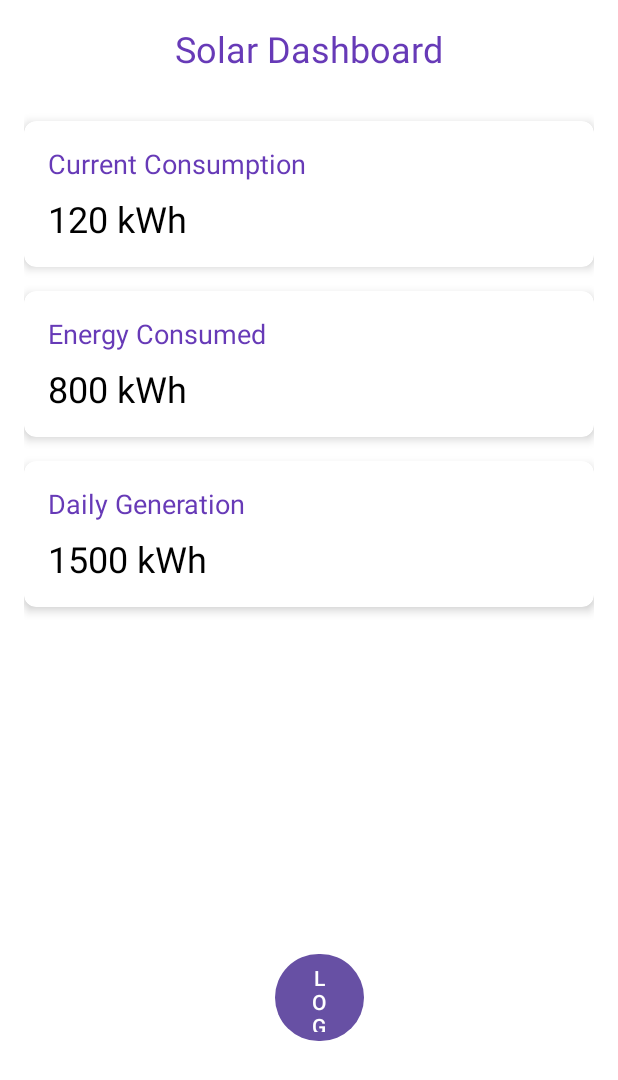
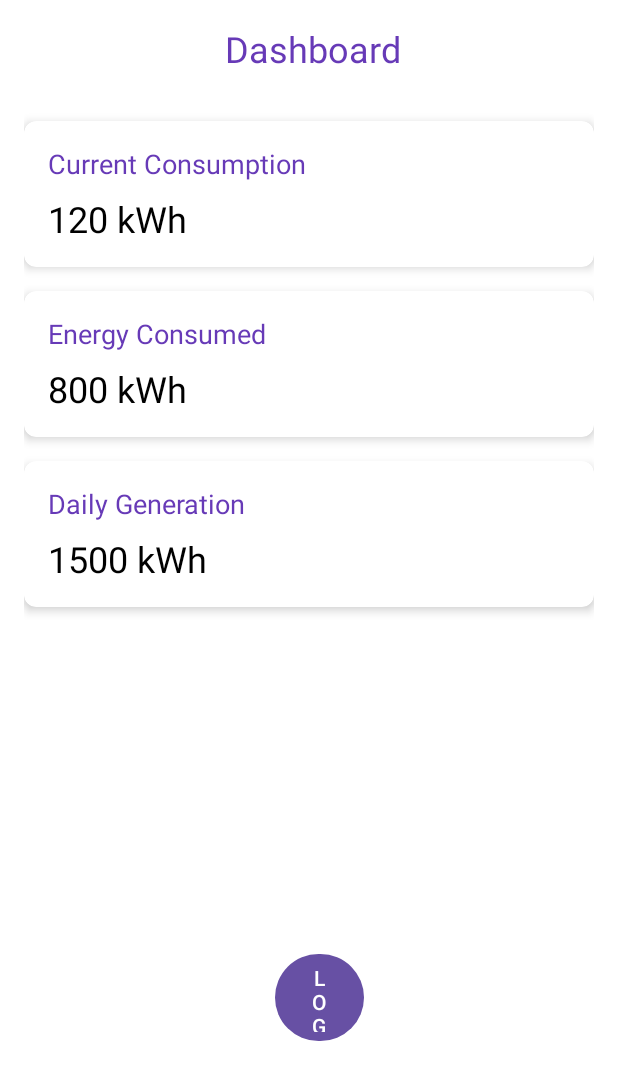
Before and after one commit to kaikamal/FYP, an Android app: the fragment HomeFragment shown on its own in the app's theme, on a phone screen of 412 x 824 dp. Shown: the top 1080 px of the screen. Run offline under Robolectric (Android 15) with nearby library versions, the phone set to English and light mode, and no system bars; our stand-ins replace Firebase (no records; nobody signed in at launch, a user with empty details on screens opened directly).

Commit message:
project commit

```diff
--- a/app/src/main/res/layout/fragment_home.xml
+++ b/app/src/main/res/layout/fragment_home.xml
@@ -12,11 +12,11 @@
         android:id="@+id/textViewTitle"
         android:layout_width="wrap_content"
         android:layout_height="wrap_content"
-        android:text="Solar Dashboard"
-        android:textSize="24sp"
+        android:layout_centerHorizontal="true"
+        android:layout_marginBottom="16dp"
+        android:text=" Dashboard"
         android:textColor="#673AB7"
-        android:layout_centerHorizontal="true"
-        android:layout_marginBottom="16dp"/>
+        android:textSize="24sp" />
 
     <!-- Current Energy Consumption Card -->
     <androidx.cardview.widget.CardView
```
